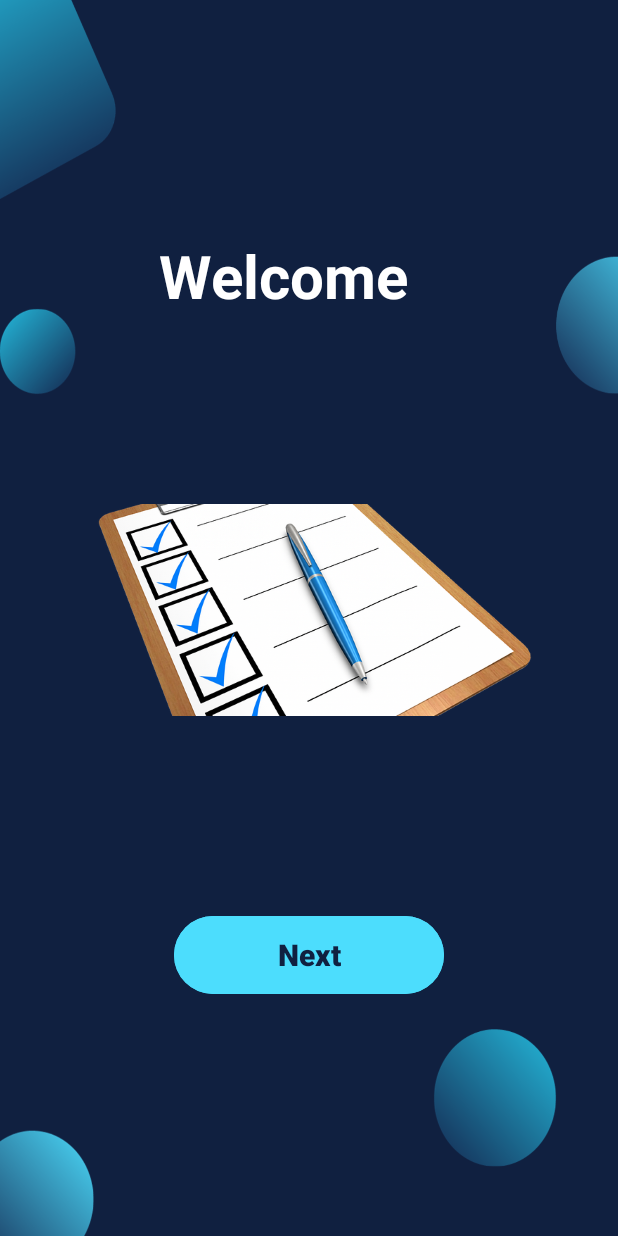
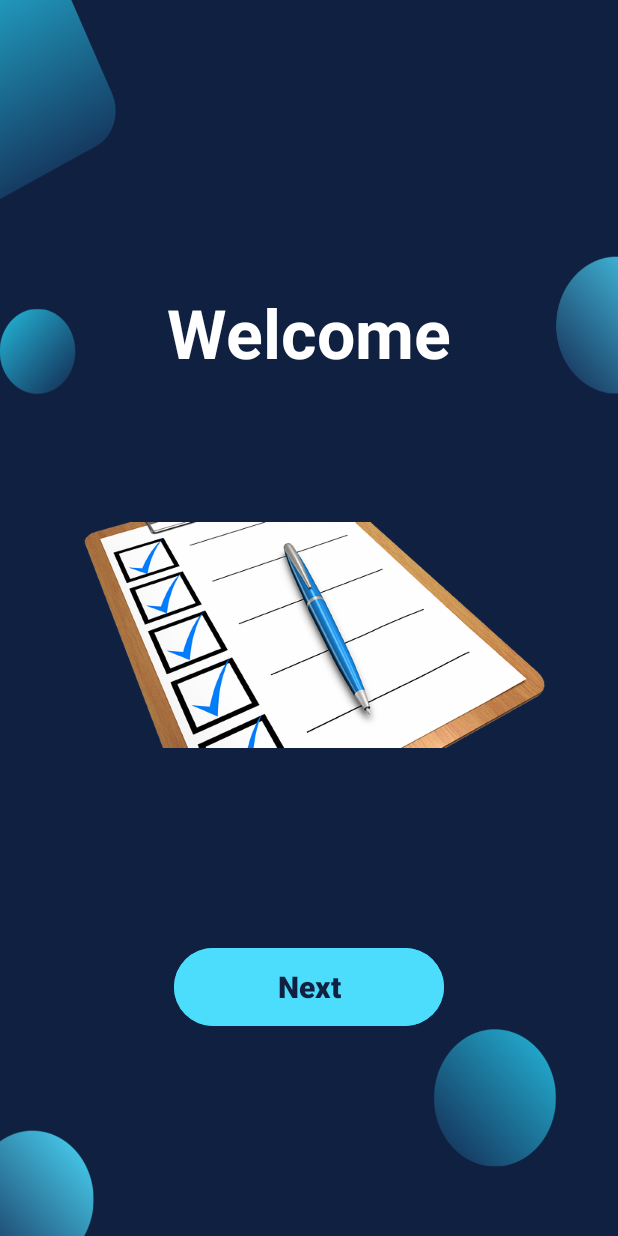
Before and after one commit to FarhanaAkterSuci/Hair, an Android app: the SpashTodo screen opened directly, with no data from a screen before it, on a phone screen of 412 x 824 dp. Run offline under Robolectric (Android 15) with nearby library versions, the phone set to English and light mode, and no system bars.

Commit message:
margin aligned

```diff
--- a/app/src/main/res/layout/activity_spash_todo.xml
+++ b/app/src/main/res/layout/activity_spash_todo.xml
@@ -3,38 +3,47 @@
     xmlns:tools="http://schemas.android.com/tools"
     android:layout_width="match_parent"
     android:layout_height="match_parent"
+    android:background="@drawable/backgroundimage"
     android:gravity="center"
+
     android:orientation="vertical"
-
-    android:background="@drawable/backgroundimage"
     tools:context=".SpashTodo">
 
     <TextView
-        android:layout_width="200dp"
-        android:layout_height="100dp"
+        android:layout_width="207dp"
+        android:layout_height="93dp"
+        android:layout_marginStart="140dp"
+        android:layout_marginTop="40dp"
+        android:layout_marginEnd="140dp"
+        android:gravity="center"
         android:text="Welcome"
-        android:textSize="40sp"
-        android:textColor="@android:color/white"
-        android:textStyle="bold"/>
+        android:textAppearance="@style/TextAppearance.AppCompat.Display2"
+        android:textColor="@color/white"
+        android:textStyle="bold"
+        android:visibility="visible"
+        app:layout_constraintBottom_toBottomOf="parent"
+        app:layout_constraintEnd_toEndOf="parent"
+        app:layout_constraintStart_toStartOf="parent"
+        app:layout_constraintTop_toTopOf="parent"
+        app:layout_constraintVertical_bias="0.0" />
+
     <ImageView
-        android:layout_width="300dp"
-        android:layout_height="300dp"
-        android:src="@drawable/todo"
-        android:layout_centerInParent="true"/>
+        android:layout_width="319dp"
+        android:layout_height="309dp"
+        android:layout_centerInParent="true"
+        android:src="@drawable/todo" />
+
     <Button
         android:id="@+id/splash"
-        android:layout_marginTop="50dp"
-        android:text="Next"
-        android:textStyle="bold"
-        android:textSize="20sp"
-        android:textColor="@color/bgcolor"
-
         android:layout_width="180dp"
         android:layout_height="60dp"
+        android:layout_marginTop="50dp"
         android:backgroundTint="@color/lightblue"
-        />
+        android:text="Next"
 
-
+        android:textColor="@color/bgcolor"
+        android:textSize="20sp"
+        android:textStyle="bold" />
 
 
 </LinearLayout>
```
